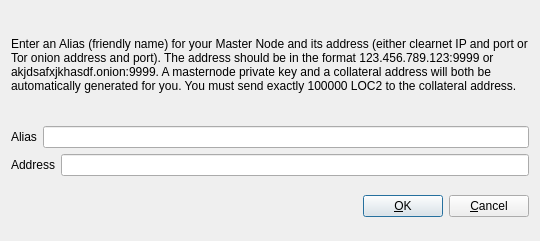
Before: the Qt Designer form src/qt/forms/addeditadrenalinenode.ui in mirspirs/Loco, drawn with Qt 5.
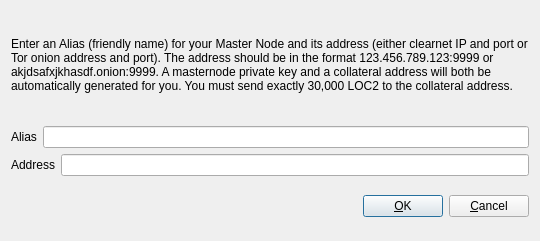
After: the same form once the commit is applied.

Commit message:
Corrected wrong Value adrenalinenode
Corrected wrong Value adrenalinenode

Diff of the .ui file:
```diff
--- a/src/qt/forms/addeditadrenalinenode.ui
+++ b/src/qt/forms/addeditadrenalinenode.ui
@@ -34,7 +34,7 @@
         </sizepolicy>
        </property>
        <property name="text">
-        <string>&lt;html&gt;&lt;head/&gt;&lt;body&gt;&lt;p&gt;Enter an Alias (friendly name) for your Master Node and its address (either clearnet IP and port or Tor onion address and port).  The address should be in the format 123.456.789.123:9999 or akjdsafxjkhasdf.onion:9999.  A masternode private key and a collateral address will both be automatically generated for you.  You must send exactly 100000 LOC2 to the collateral address.&lt;/p&gt;&lt;/body&gt;&lt;/html&gt;</string>
+        <string>&lt;html&gt;&lt;head/&gt;&lt;body&gt;&lt;p&gt;Enter an Alias (friendly name) for your Master Node and its address (either clearnet IP and port or Tor onion address and port).  The address should be in the format 123.456.789.123:9999 or akjdsafxjkhasdf.onion:9999.  A masternode private key and a collateral address will both be automatically generated for you.  You must send exactly 30,000 LOC2 to the collateral address.&lt;/p&gt;&lt;/body&gt;&lt;/html&gt;</string>
        </property>
        <property name="wordWrap">
         <bool>true</bool>
```
